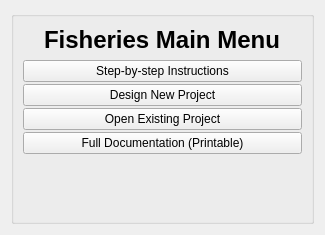
Before: the Qt Designer form src/gui/fisheries_main_menu.ui in Ecotrust/delphos, drawn with Qt 5.
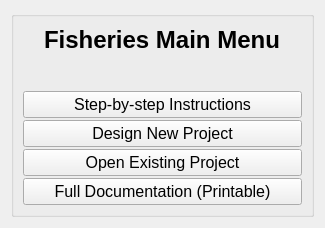
After: the same form once the commit is applied.

Diff of the .ui file:
```diff
--- a/src/gui/fisheries_main_menu.ui
+++ b/src/gui/fisheries_main_menu.ui
@@ -6,7 +6,7 @@
     <x>0</x>
     <y>0</y>
     <width>325</width>
-    <height>235</height>
+    <height>219</height>
    </rect>
   </property>
   <property name="windowTitle" >
@@ -82,6 +82,19 @@
           </item>
           <item>
            <layout class="QVBoxLayout" >
+            <item>
+             <spacer>
+              <property name="orientation" >
+               <enum>Qt::Vertical</enum>
+              </property>
+              <property name="sizeHint" >
+               <size>
+                <width>20</width>
+                <height>40</height>
+               </size>
+              </property>
+             </spacer>
+            </item>
             <item>
              <layout class="QVBoxLayout" >
               <property name="spacing" >
@@ -89,6 +102,12 @@
               </property>
               <item>
                <widget class="QPushButton" name="fisheries_intro_button" >
+                <property name="font" >
+                 <font>
+                  <family>Arial</family>
+                  <pointsize>12</pointsize>
+                 </font>
+                </property>
                 <property name="text" >
                  <string>Step-by-step Instructions</string>
                 </property>
@@ -96,6 +115,12 @@
               </item>
               <item>
                <widget class="QPushButton" name="fisheries_new_project_button" >
+                <property name="font" >
+                 <font>
+                  <family>Arial</family>
+                  <pointsize>12</pointsize>
+                 </font>
+                </property>
                 <property name="text" >
                  <string>Design New Project</string>
                 </property>
@@ -103,6 +128,12 @@
               </item>
               <item>
                <widget class="QPushButton" name="fisheries_open_project_button" >
+                <property name="font" >
+                 <font>
+                  <family>Arial</family>
+                  <pointsize>12</pointsize>
+                 </font>
+                </property>
                 <property name="text" >
                  <string>Open Existing Project</string>
                 </property>
@@ -110,6 +141,12 @@
               </item>
               <item>
                <widget class="QPushButton" name="fisheries_full_doc_button" >
+                <property name="font" >
+                 <font>
+                  <family>Arial</family>
+                  <pointsize>12</pointsize>
+                 </font>
+                </property>
                 <property name="text" >
                  <string>Full Documentation (Printable)</string>
                 </property>
@@ -117,22 +154,6 @@
               </item>
              </layout>
             </item>
-            <item>
-             <spacer>
-              <property name="orientation" >
-               <enum>Qt::Vertical</enum>
-              </property>
-              <property name="sizeType" >
-               <enum>QSizePolicy::Expanding</enum>
-              </property>
-              <property name="sizeHint" >
-               <size>
-                <width>178</width>
-                <height>22</height>
-               </size>
-              </property>
-             </spacer>
-            </item>
            </layout>
           </item>
          </layout>
```
Left out of the diff: 1 changed line with no effect on the pictures.
